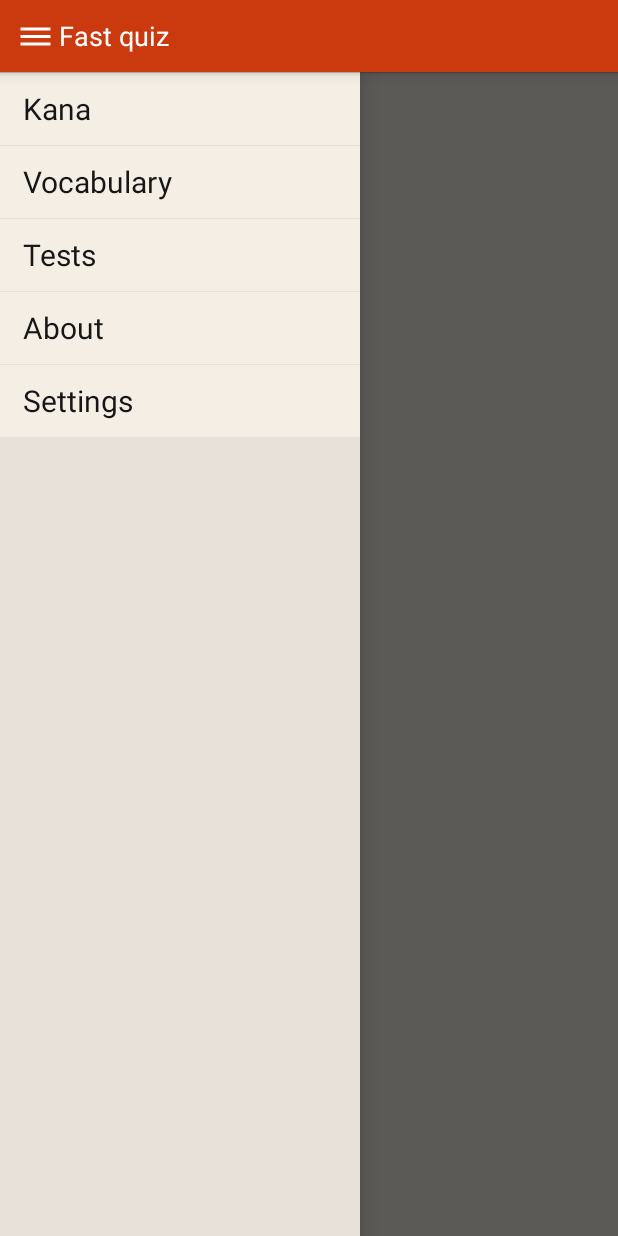
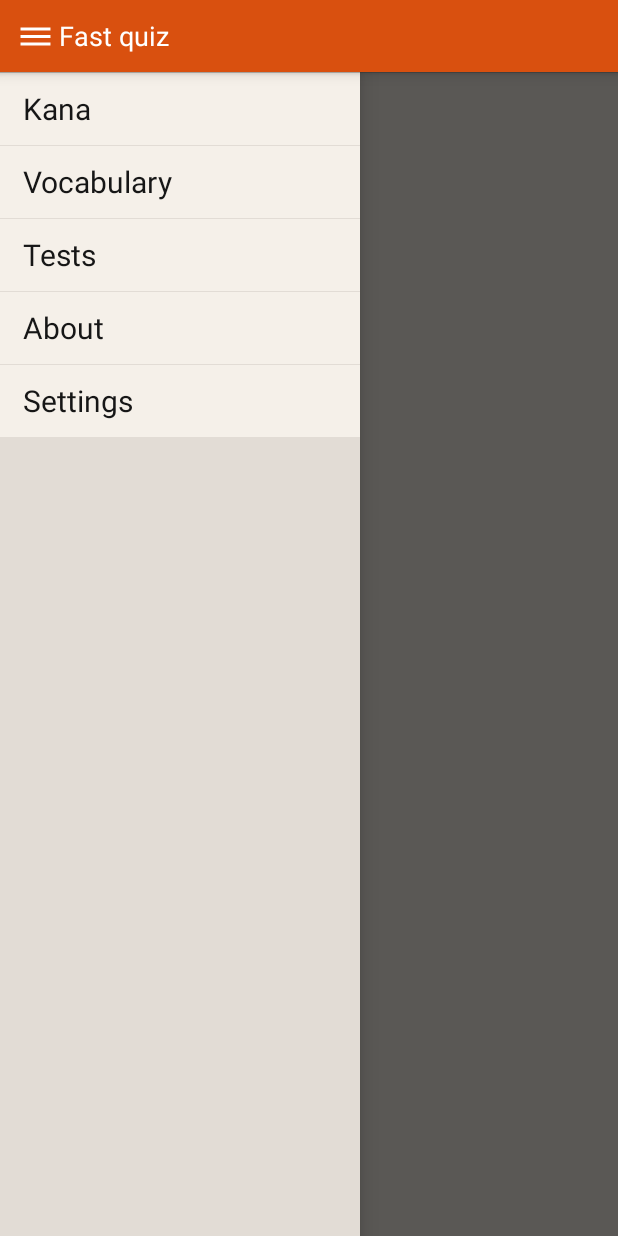
Before and after one commit to lebedynskyi/Hakana, an Android app: the screen it shows after launch (MainActivity), on a phone screen of 412 x 824 dp. Run offline under Robolectric (Android 15) with nearby library versions, the phone set to English and light mode, and no system bars; our stand-ins replace ButterKnife; libraries missing offline, so code that uses them is left out: com.google.android.gms; 3 statements that could not run were skipped.

Commit message:
Added one more image with text colors, preparing for kanji drawer

```diff
--- a/app/src/main/res/drawable/view_kana_symbol_bg.xml
+++ b/app/src/main/res/drawable/view_kana_symbol_bg.xml
@@ -3,10 +3,9 @@
 <selector xmlns:android="http://schemas.android.com/apk/res/android">
     <item android:state_checked="true">
         <shape xmlns:android="http://schemas.android.com/apk/res/android">
-            <stroke android:color="@color/divider_color" android:width="1px"/>
             <solid android:color="@color/action_bar_bg_color"/>
         </shape>
-    </item>`
+    </item>
 
     <item>
         <shape xmlns:android="http://schemas.android.com/apk/res/android">
--- a/app/src/main/res/values/colors.xml
+++ b/app/src/main/res/values/colors.xml
@@ -2,17 +2,17 @@
 <resources>
     <!--Drawer colors-->
     <color name="drawer_menu_button_text_color">#ff161616</color>
-    <color name="drawer_menu_button_text_color_active">#ffe7e7e7</color>
-    <color name="drawer_menu_button_bg_color">#f4eee5</color>
-    <color name="drawer_menu_button_bg_color_active">#ffca3a0e</color>
+    <color name="drawer_menu_button_text_color_active">#ffffff</color>
+    <color name="drawer_menu_button_bg_color">#F5F0E9</color>
+    <color name="drawer_menu_button_bg_color_active">#D9500F</color>
     <!--Actionbar colors-->
-    <color name="action_bar_bg_color">#ffca3a0e</color>
+    <color name="action_bar_bg_color">#D9500F</color>
     <color name="action_bar_title_color">#ffffff</color>
-    <color name="action_bar_subtitle_color">#ff232323</color>
+    <color name="action_bar_subtitle_color">#ffffff</color>
 
     <!--Common colors-->
-    <color name="active_item_bg">#ffba320e</color>
-    <color name="divider_color">#ff696969</color>
-    <color name="app_bg">#ffe8e1d9</color>"
+    <color name="active_item_bg">#ffff590f</color>
+    <color name="divider_color">#ff474747</color>
+    <color name="app_bg">#E2DCD5</color>"
     <color name="almost_black">#ff222222</color>
 </resources>
```
Also changed, not shown: app/src/main/java/net/japan/kana/hakana/fragment/KanjiDrawerFragment.java (added, +36 -0 lines), app/src/main/java/net/japan/kana/hakana/widgets/KanjiDrawer.java (renamed from app/src/main/java/net/japan/kana/hakana/widgets/KanaDrawer.java, +4 -15 lines), app/src/main/res/layout/fragment_kanji_drawer.xml (added, +14 -0 lines), app/src/main/assets/exanple3.png (added).
